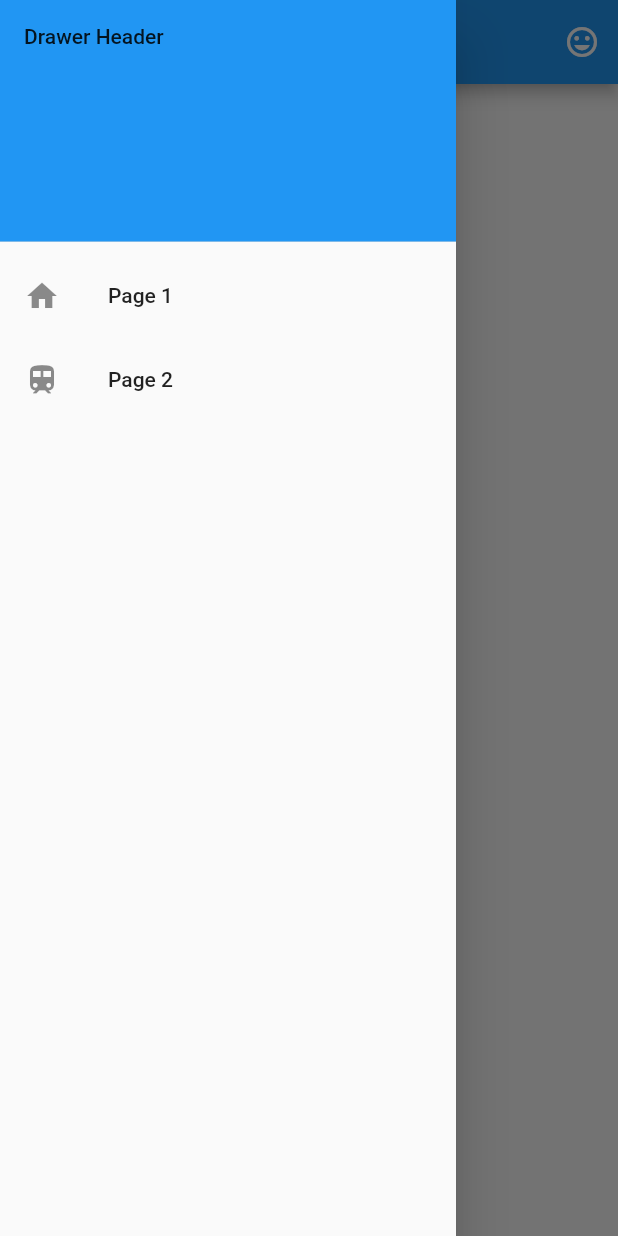
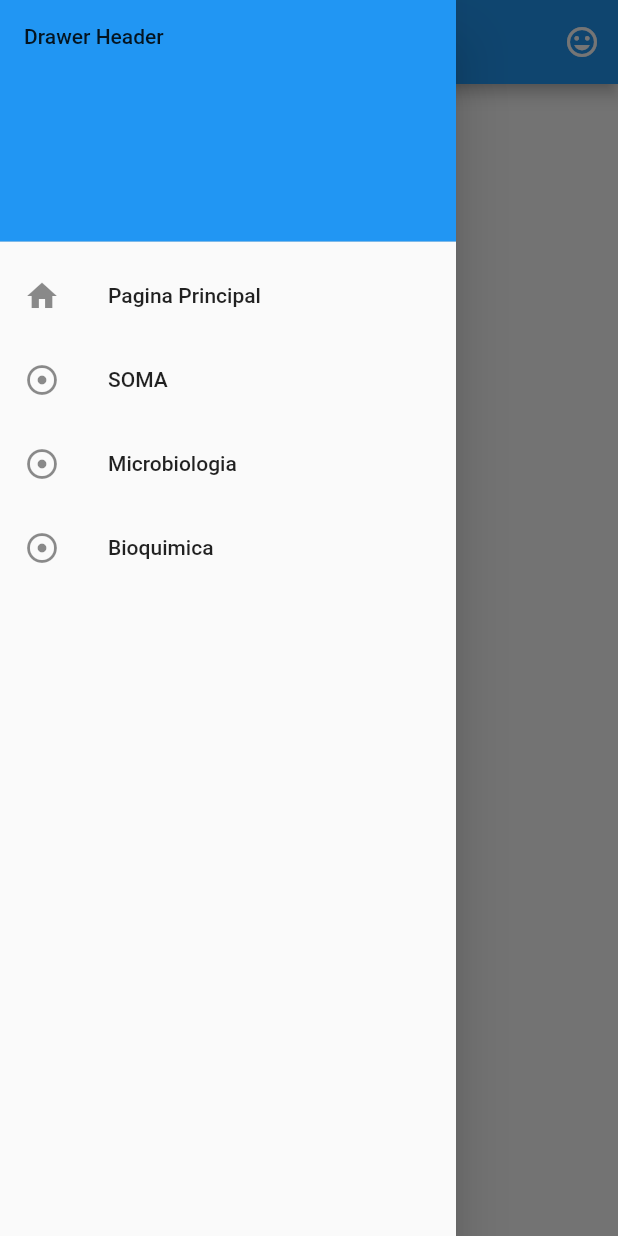
Before and after one commit to GendryC/cm, a Flutter app: the screen it shows after launch, with the side drawer open, on a phone screen of 412 x 824 dp. Run offline on Flutter 3.47's test engine with Material 2 defaults, Android fonts, the phone set to English and light mode, and no system bars.

Commit message:
Annadiendole las asignaturas

```diff
--- a/lib/pages/Home_Page.dart
+++ b/lib/pages/Home_Page.dart
@@ -32,16 +32,34 @@ class _HomePageState extends State<HomePage> {
             leading: Icon(
               Icons.home,
             ),
-            title: const Text('Page 1'),
+            title: const Text('Pagina Principal'),
             onTap: () {
               Navigator.pop(context);
             },
           ),
           ListTile(
             leading: Icon(
-              Icons.train,
+              Icons.adjust,
             ),
-            title: const Text('Page 2'),
+            title: const Text('SOMA '),
+            onTap: () {
+              Navigator.pop(context);
+            },
+          ),
+           ListTile(
+            leading: Icon(
+              Icons.adjust,
+            ),
+            title: const Text('Microbiologia'),
+            onTap: () {
+              Navigator.pop(context);
+            },
+          ),
+           ListTile(
+            leading: Icon(
+              Icons.adjust,
+            ),
+            title: const Text('Bioquimica'),
             onTap: () {
               Navigator.pop(context);
             },
```
